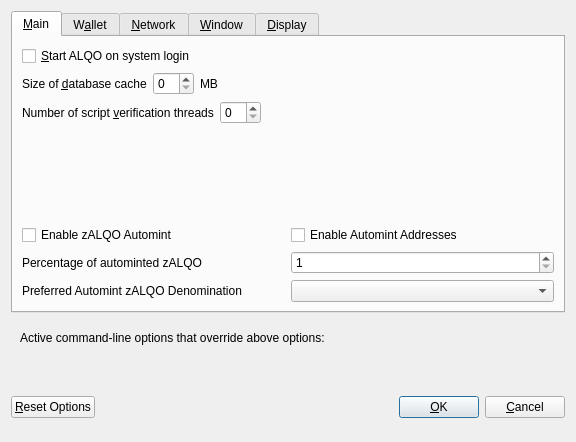
This is src/qt/forms/optionsdialog.ui in eons-finance/ALQO as Qt 5 draws it before an edit. The edited form follows.
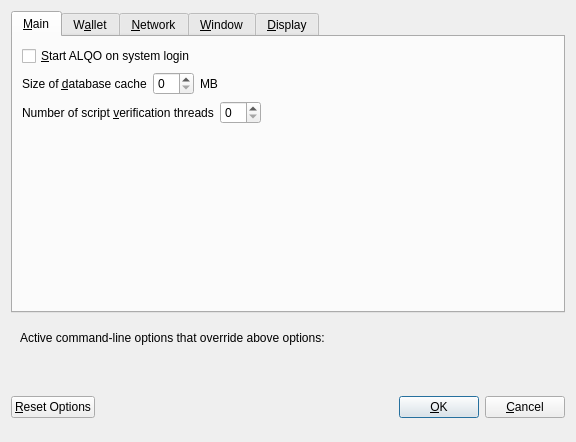
This is the edited form. Custom widgets are drawn as their Qt base class.

Commit message: Fix up UI elements that we dont use.

```diff
--- a/src/qt/forms/optionsdialog.ui
+++ b/src/qt/forms/optionsdialog.ui
@@ -130,111 +130,6 @@
          </property>
         </spacer>
        </item>
-       <item>
-        <widget class="QWidget" name="verticalZpivOptionsWidget" native="true">
-         <layout class="QVBoxLayout" name="verticalZpivOptionsLayout">
-          <property name="margin">
-           <number>0</number>
-          </property>
-          <item>
-           <layout class="QHBoxLayout" name="horizontalAutomintingLayout">
-            <item>
-             <widget class="QCheckBox" name="checkBoxZeromintEnable">
-              <property name="toolTip">
-               <string>Enable automatic minting of ALQO units to zALQO</string>
-              </property>
-              <property name="layoutDirection">
-               <enum>Qt::LeftToRight</enum>
-              </property>
-              <property name="text">
-               <string>Enable zALQO Automint</string>
-              </property>
-             </widget>
-            </item>
-            <item>
-             <widget class="QCheckBox" name="checkBoxZeromintAddresses">
-              <property name="toolTip">
-               <string>Enable automatic zALQO minting from specific addresses</string>
-              </property>
-              <property name="layoutDirection">
-               <enum>Qt::LeftToRight</enum>
-              </property>
-              <property name="text">
-               <string>Enable Automint Addresses</string>
-              </property>
-             </widget>
-            </item>
-           </layout>
-          </item>
-          <item>
-           <layout class="QHBoxLayout" name="horizontalZmintPercentageLayout">
-            <item>
-             <widget class="QLabel" name="percentage_label">
-              <property name="toolTip">
-               <string>Percentage of incoming ALQO which get automatically converted to zALQO via Zerocoin Protocol (min: 10%)</string>
-              </property>
-              <property name="text">
-               <string>Percentage of autominted zALQO</string>
-              </property>
-             </widget>
-            </item>
-            <item>
-             <widget class="QSpinBox" name="zeromintPercentage">
-              <property name="minimum">
-               <number>1</number>
-              </property>
-              <property name="maximum">
-               <number>100</number>
-              </property>
-             </widget>
-            </item>
-           </layout>
-          </item>
-          <item>
-           <layout class="QHBoxLayout" name="horizontalLayout" stretch="0,0">
-            <property name="sizeConstraint">
-             <enum>QLayout::SetFixedSize</enum>
-            </property>
-            <item>
-             <widget class="QLabel" name="labelPreferredDenom">
-              <property name="maximumSize">
-               <size>
-                <width>16777215</width>
-                <height>16777215</height>
-               </size>
-              </property>
-              <property name="toolTip">
-               <string>Wait with automatic conversion to Zerocoin until enough ALQO for this denomination is available</string>
-              </property>
-              <property name="text">
-               <string>Preferred Automint zALQO Denomination</string>
-              </property>
-             </widget>
-            </item>
-            <item>
-             <widget class="QComboBox" name="preferredDenom">
-              <property name="maximumSize">
-               <size>
-                <width>16777215</width>
-                <height>27</height>
-               </size>
-              </property>
-              <property name="toolTip">
-               <string>Wait with automatic conversion to Zerocoin until enough ALQO for this denomination is available</string>
-              </property>
-              <property name="maxVisibleItems">
-               <number>9</number>
-              </property>
-              <property name="maxCount">
-               <number>9</number>
-              </property>
-             </widget>
-            </item>
-           </layout>
-          </item>
-         </layout>
-        </widget>
-       </item>
       </layout>
      </widget>
      <widget class="QWidget" name="tabWallet">
```
The commit also changes 7 other files.
